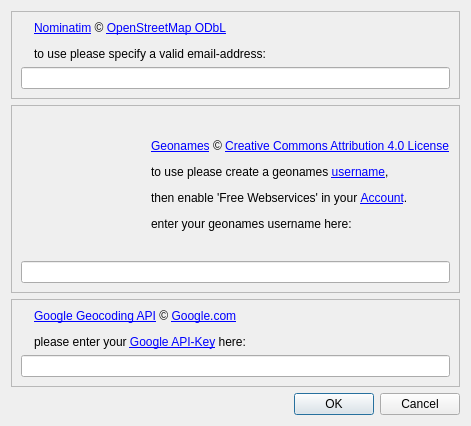
Before: the Qt Designer form src/qmapshack/gis/search/IGeoSearchConfigDialog.ui in Maproom/qmapshack, drawn with Qt 5.
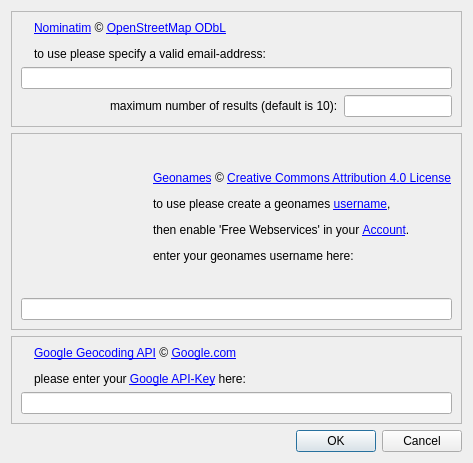
After: the same form once the commit is applied. Icons and pictures are not drawn.

```diff
--- a/src/qmapshack/gis/search/IGeoSearchConfigDialog.ui
+++ b/src/qmapshack/gis/search/IGeoSearchConfigDialog.ui
@@ -6,8 +6,8 @@
    <rect>
     <x>0</x>
     <y>0</y>
-    <width>471</width>
-    <height>426</height>
+    <width>473</width>
+    <height>463</height>
    </rect>
   </property>
   <property name="windowTitle">
@@ -71,6 +71,33 @@
         </property>
        </widget>
       </item>
+      <item>
+       <layout class="QHBoxLayout" name="horizontalLayout_4">
+        <item>
+         <spacer name="horizontalSpacer_3">
+          <property name="orientation">
+           <enum>Qt::Horizontal</enum>
+          </property>
+          <property name="sizeHint" stdset="0">
+           <size>
+            <width>40</width>
+            <height>20</height>
+           </size>
+          </property>
+         </spacer>
+        </item>
+        <item>
+         <widget class="QLabel" name="labelNominatimLimit">
+          <property name="text">
+           <string>maximum number of results (default is 10):</string>
+          </property>
+         </widget>
+        </item>
+        <item>
+         <widget class="QLineEdit" name="lineNominatimLimit"/>
+        </item>
+       </layout>
+      </item>
      </layout>
     </widget>
    </item>
```
